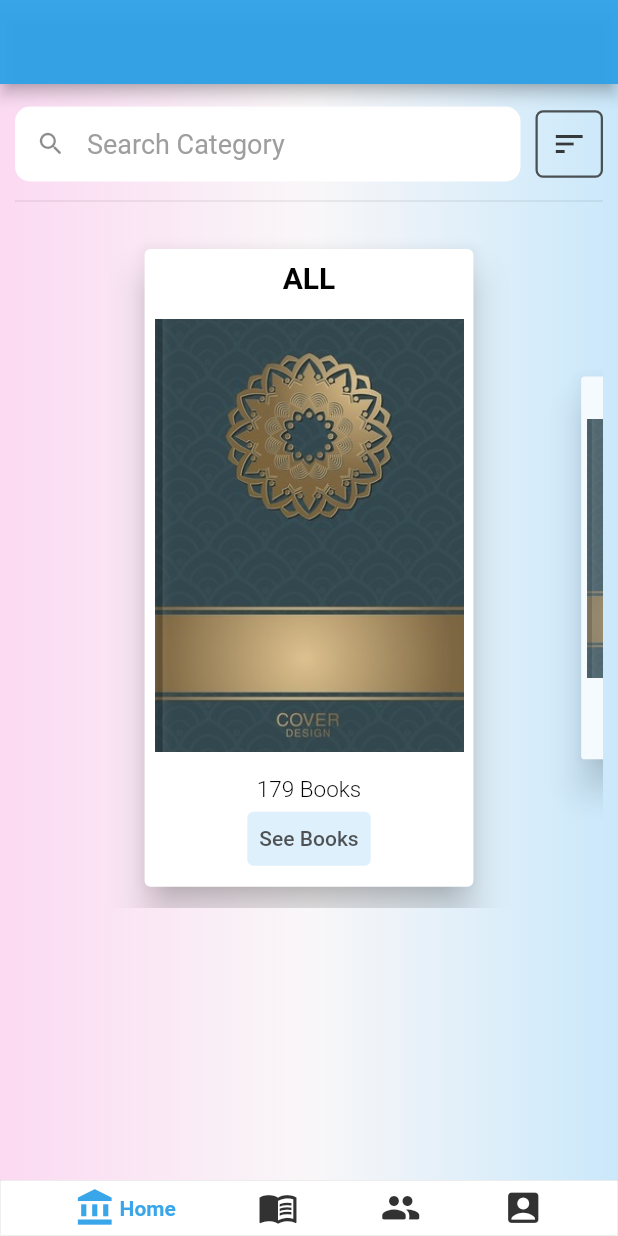
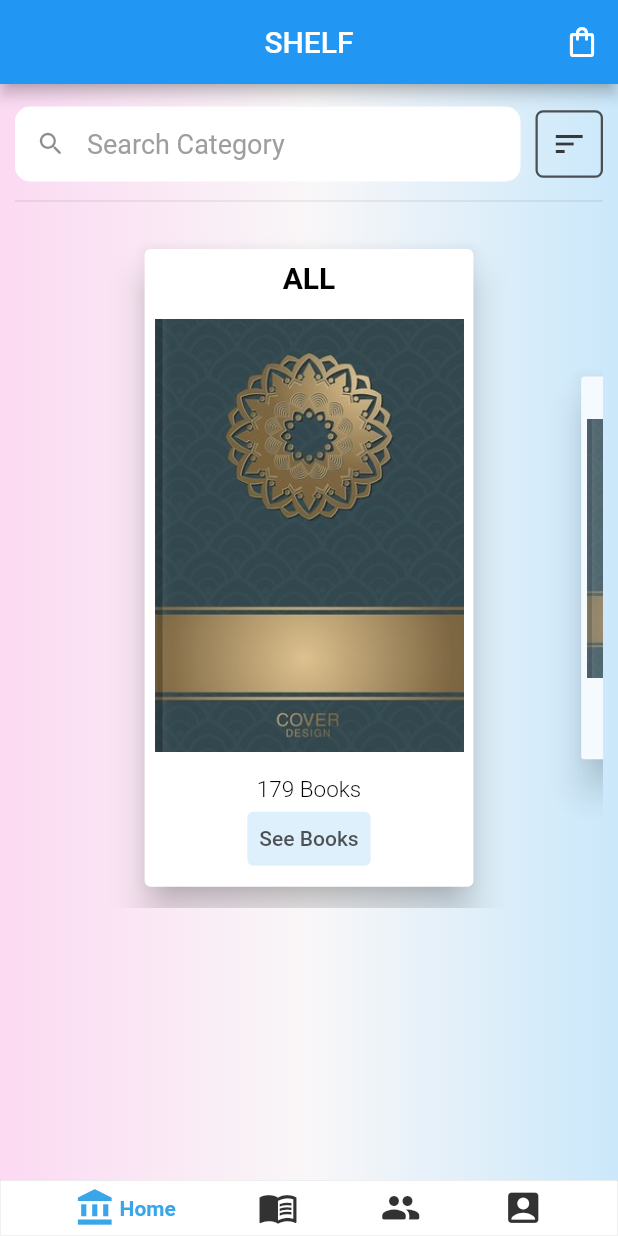
Before and after one commit to GTU-Ghostbusters/shelf_mobil_frontend, a Flutter app: the screen it shows after launch, on a phone screen of 412 x 824 dp. Run offline on Flutter 3.47's test engine with Material 2 defaults, Android fonts, the light colour scheme and no system bars; drawn by our look-alikes of google_nav_bar, scroll_snap_list; our stand-ins replace dotted_border, email_validator, image_picker, toggle_switch; missing offline and left inert: wc_form_validators.

Commit message:
Implemented card button for app bar
Empty cart page is opened when card button is pressed if user logged in. Else, user is wanted to sign in.

```diff
--- a/lib/pages/book_detail_page.dart
+++ b/lib/pages/book_detail_page.dart
@@ -1,4 +1,5 @@
 import 'package:flutter/material.dart';
+import 'package:shelf_mobil_frontend/pages/cart.dart';
 import 'package:shelf_mobil_frontend/types/book.dart';
 
 class BookDetailPage extends StatefulWidget {
@@ -15,7 +16,7 @@ class _BookDetailPageState extends State<BookDetailPage> {
   Widget build(BuildContext context) {
     return Scaffold(
       appBar: AppBar(
-        title: const Text("BOOK NAME"),
+        title: const Text("BOOK NAME"), centerTitle: true, actions: const [CartButton()],
       ),
       body: Container(
         padding: const EdgeInsets.all(25),
--- a/lib/pages/get_book_page.dart
+++ b/lib/pages/get_book_page.dart
@@ -1,6 +1,7 @@
 import 'package:flutter/material.dart';
 import 'package:shelf_mobil_frontend/pages/account_page.dart';
 import 'package:shelf_mobil_frontend/pages/book_detail_page.dart';
+import 'package:shelf_mobil_frontend/pages/cart.dart';
 import 'package:shelf_mobil_frontend/types/category.dart';
 
 class GetBookPage extends StatefulWidget {
@@ -23,7 +24,9 @@ class _GetBookPageState extends State<GetBookPage> {
   @override
   Widget build(BuildContext context) {
     return Scaffold(
-      appBar: AppBar(title: const Text("GET BOOK"), centerTitle: true),
+      appBar:
+          AppBar(title: const Text("GET BOOK"), centerTitle: true, actions: const [CartButton()
+      ]),
       body: Container(
         padding: const EdgeInsets.all(10),
         decoration: const BoxDecoration(
--- a/lib/pages/home_page.dart
+++ b/lib/pages/home_page.dart
@@ -1,6 +1,7 @@
 import 'package:flutter/material.dart';
 import 'package:google_nav_bar/google_nav_bar.dart';
 import 'package:scroll_snap_list/scroll_snap_list.dart';
+import 'package:shelf_mobil_frontend/pages/cart.dart';
 import 'package:shelf_mobil_frontend/pages/share_book_page.dart';
 import 'package:shelf_mobil_frontend/types/enums.dart';
 
@@ -39,9 +40,13 @@ class _HomePageState extends State<HomePage> {
   Widget build(BuildContext context) {
     return Scaffold(
       resizeToAvoidBottomInset: false,
-      appBar: _currentPageIndex == 0? AppBar(
-        backgroundColor: const Color.fromARGB(240, 45, 160, 232),
-      ): null,
+      appBar: _currentPageIndex == 0
+          ? AppBar(
+              title: const Text("SHELF"),
+              centerTitle: true,
+              actions: const [CartButton()],
+            )
+          : null,
       bottomNavigationBar: Container(
         decoration: BoxDecoration(
           color: Colors.white,
```
Also changed, not shown: lib/pages/cart.dart (added, +71 -0 lines).
